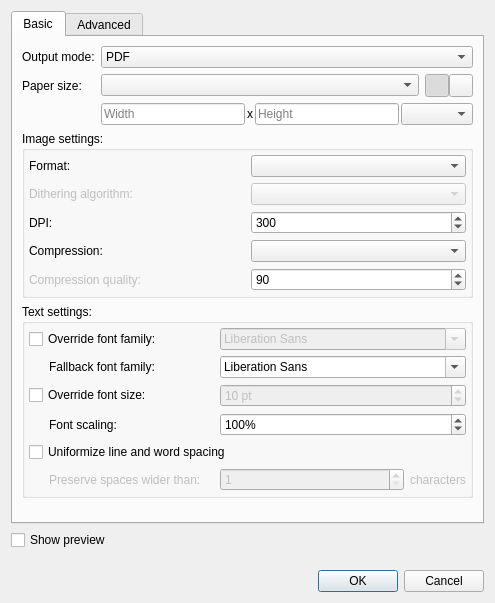
The window that qt/data/PdfExportDialog.ui (manisandro/gImageReader) describes before a commit, drawn with Qt 5.
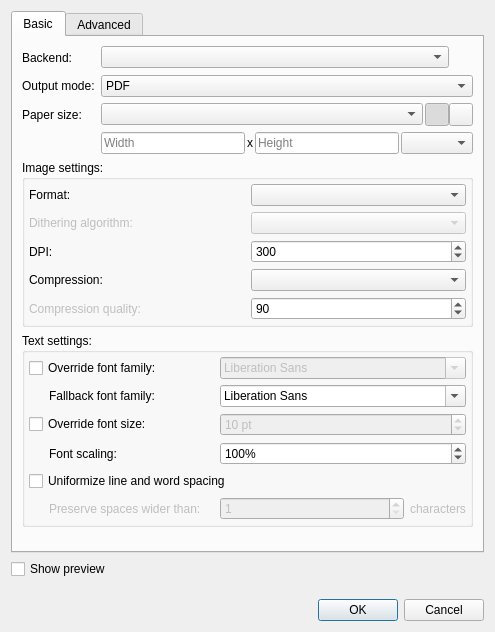
The same window after the commit. Icons and pictures are not drawn.

Commit message: [Qt] Add QPrinter PDF export backend as first solution to handle complex scripts

```diff
--- a/qt/data/PdfExportDialog.ui
+++ b/qt/data/PdfExportDialog.ui
@@ -7,7 +7,7 @@
     <x>0</x>
     <y>0</y>
     <width>495</width>
-    <height>603</height>
+    <height>632</height>
    </rect>
   </property>
   <property name="windowTitle">
@@ -57,7 +57,129 @@
        <string>Basic</string>
       </attribute>
       <layout class="QGridLayout" name="gridLayout_6">
-       <item row="0" column="1" colspan="2">
+       <item row="1" column="0">
+        <widget class="QLabel" name="labelOutputMode">
+         <property name="text">
+          <string>Output mode:</string>
+         </property>
+        </widget>
+       </item>
+       <item row="8" column="0">
+        <spacer name="verticalSpacer_3">
+         <property name="orientation">
+          <enum>Qt::Vertical</enum>
+         </property>
+         <property name="sizeHint" stdset="0">
+          <size>
+           <width>20</width>
+           <height>40</height>
+          </size>
+         </property>
+        </spacer>
+       </item>
+       <item row="0" column="0">
+        <widget class="QLabel" name="labelBackend">
+         <property name="text">
+          <string>Backend:</string>
+         </property>
+        </widget>
+       </item>
+       <item row="3" column="1">
+        <widget class="QWidget" name="widgetPaperSize_2" native="true">
+         <layout class="QHBoxLayout" name="horizontalLayout_4">
+          <property name="spacing">
+           <number>0</number>
+          </property>
+          <property name="leftMargin">
+           <number>0</number>
+          </property>
+          <property name="topMargin">
+           <number>0</number>
+          </property>
+          <property name="rightMargin">
+           <number>0</number>
+          </property>
+          <property name="bottomMargin">
+           <number>0</number>
+          </property>
+          <item>
+           <widget class="QComboBox" name="comboBoxPaperSize">
+            <property name="sizePolicy">
+             <sizepolicy hsizetype="Expanding" vsizetype="Fixed">
+              <horstretch>0</horstretch>
+              <verstretch>0</verstretch>
+             </sizepolicy>
+            </property>
+           </widget>
+          </item>
+          <item>
+           <widget class="QWidget" name="widgetPaperOrientation" native="true">
+            <property name="sizePolicy">
+             <sizepolicy hsizetype="Maximum" vsizetype="Preferred">
+              <horstretch>0</horstretch>
+              <verstretch>0</verstretch>
+             </sizepolicy>
+            </property>
+            <layout class="QHBoxLayout" name="horizontalLayout_2">
+             <property name="spacing">
+              <number>0</number>
+             </property>
+             <property name="leftMargin">
+              <number>2</number>
+             </property>
+             <property name="topMargin">
+              <number>0</number>
+             </property>
+             <property name="rightMargin">
+              <number>0</number>
+             </property>
+             <property name="bottomMargin">
+              <number>0</number>
+             </property>
+             <item>
+              <widget class="QToolButton" name="toolButtonPortrait">
+               <property name="toolTip">
+                <string>Portrait</string>
+               </property>
+               <property name="icon">
+                <iconset resource="gimagereader.qrc">
+                 <normaloff>:/icons/portrait</normaloff>:/icons/portrait</iconset>
+               </property>
+               <property name="checkable">
+                <bool>true</bool>
+               </property>
+               <property name="checked">
+                <bool>true</bool>
+               </property>
+               <property name="autoExclusive">
+                <bool>true</bool>
+               </property>
+              </widget>
+             </item>
+             <item>
+              <widget class="QToolButton" name="toolButtonLandscape">
+               <property name="toolTip">
+                <string>Landscape</string>
+               </property>
+               <property name="icon">
+                <iconset resource="gimagereader.qrc">
+                 <normaloff>:/icons/landscape</normaloff>:/icons/landscape</iconset>
+               </property>
+               <property name="checkable">
+                <bool>true</bool>
+               </property>
+               <property name="autoExclusive">
+                <bool>true</bool>
+               </property>
+              </widget>
+             </item>
+            </layout>
+           </widget>
+          </item>
+         </layout>
+        </widget>
+       </item>
+       <item row="1" column="1">
         <widget class="QComboBox" name="comboBoxOutputMode">
          <item>
           <property name="text">
@@ -71,14 +193,97 @@
          </item>
         </widget>
        </item>
-       <item row="0" column="0">
-        <widget class="QLabel" name="labelOutputMode">
+       <item row="3" column="0">
+        <widget class="QLabel" name="labelPaperSize">
          <property name="text">
-          <string>Output mode:</string>
+          <string>Paper size:</string>
          </property>
         </widget>
        </item>
-       <item row="3" column="0" colspan="3">
+       <item row="0" column="1">
+        <widget class="QWidget" name="widgetBackend" native="true">
+         <layout class="QHBoxLayout" name="horizontalLayout_3">
+          <property name="spacing">
+           <number>0</number>
+          </property>
+          <property name="leftMargin">
+           <number>0</number>
+          </property>
+          <property name="topMargin">
+           <number>0</number>
+          </property>
+          <property name="rightMargin">
+           <number>0</number>
+          </property>
+          <property name="bottomMargin">
+           <number>0</number>
+          </property>
+          <item>
+           <widget class="QComboBox" name="comboBoxBackend"/>
+          </item>
+          <item>
+           <widget class="QToolButton" name="toolButtonBackendHint">
+            <property name="icon">
+             <iconset theme="help-hint">
+              <normaloff>.</normaloff>.</iconset>
+            </property>
+            <property name="checkable">
+             <bool>false</bool>
+            </property>
+            <property name="autoRaise">
+             <bool>true</bool>
+            </property>
+           </widget>
+          </item>
+         </layout>
+        </widget>
+       </item>
+       <item row="5" column="1">
+        <widget class="QWidget" name="widgetPaperSize" native="true">
+         <layout class="QHBoxLayout" name="horizontalLayout">
+          <property name="spacing">
+           <number>2</number>
+          </property>
+          <property name="leftMargin">
+           <number>0</number>
+          </property>
+          <property name="topMargin">
+           <number>0</number>
+          </property>
+          <property name="rightMargin">
+           <number>0</number>
+          </property>
+          <property name="bottomMargin">
+           <number>0</number>
+          </property>
+          <item>
+           <widget class="QLineEdit" name="lineEditPaperHeight">
+            <property name="placeholderText">
+             <string>Width</string>
+            </property>
+           </widget>
+          </item>
+          <item>
+           <widget class="QLabel" name="labelX">
+            <property name="text">
+             <string notr="true">x</string>
+            </property>
+           </widget>
+          </item>
+          <item>
+           <widget class="QLineEdit" name="lineEditPaperWidth">
+            <property name="placeholderText">
+             <string>Height</string>
+            </property>
+           </widget>
+          </item>
+          <item>
+           <widget class="QComboBox" name="comboBoxPaperSizeUnit"/>
+          </item>
+         </layout>
+        </widget>
+       </item>
+       <item row="6" column="0" colspan="2">
         <widget class="QGroupBox" name="groupBoxImage">
          <property name="title">
           <string>Image settings:</string>
@@ -182,17 +387,7 @@
          </layout>
         </widget>
        </item>
-       <item row="1" column="1">
-        <widget class="QComboBox" name="comboBoxPaperSize">
-         <property name="sizePolicy">
-          <sizepolicy hsizetype="Expanding" vsizetype="Fixed">
-           <horstretch>0</horstretch>
-           <verstretch>0</verstretch>
-          </sizepolicy>
-         </property>
-        </widget>
-       </item>
-       <item row="4" column="0" colspan="3">
+       <item row="7" column="0" colspan="2">
         <widget class="QGroupBox" name="groupBoxText">
          <property name="title">
           <string>Text settings:</string>
@@ -356,135 +551,6 @@
          </layout>
         </widget>
        </item>
-       <item row="1" column="2">
-        <widget class="QWidget" name="widgetPaperOrientation" native="true">
-         <property name="sizePolicy">
-          <sizepolicy hsizetype="Maximum" vsizetype="Preferred">
-           <horstretch>0</horstretch>
-           <verstretch>0</verstretch>
-          </sizepolicy>
-         </property>
-         <layout class="QHBoxLayout" name="horizontalLayout_2">
-          <property name="spacing">
-           <number>0</number>
-          </property>
-          <property name="leftMargin">
-           <number>0</number>
-          </property>
-          <property name="topMargin">
-           <number>0</number>
-          </property>
-          <property name="rightMargin">
-           <number>0</number>
-          </property>
-          <property name="bottomMargin">
-           <number>0</number>
-          </property>
-          <item>
-           <widget class="QToolButton" name="toolButtonPortrait">
-            <property name="toolTip">
-             <string>Portrait</string>
-            </property>
-            <property name="icon">
-             <iconset resource="gimagereader.qrc">
-              <normaloff>:/icons/portrait</normaloff>:/icons/portrait</iconset>
-            </property>
-            <property name="checkable">
-             <bool>true</bool>
-            </property>
-            <property name="checked">
-             <bool>true</bool>
-            </property>
-            <property name="autoExclusive">
-             <bool>true</bool>
-            </property>
-           </widget>
-          </item>
-          <item>
-           <widget class="QToolButton" name="toolButtonLandscape">
-            <property name="toolTip">
-             <string>Landscape</string>
-            </property>
-            <property name="icon">
-             <iconset resource="gimagereader.qrc">
-              <normaloff>:/icons/landscape</normaloff>:/icons/landscape</iconset>
-            </property>
-            <property name="checkable">
-             <bool>true</bool>
-            </property>
-            <property name="autoExclusive">
-             <bool>true</bool>
-            </property>
-           </widget>
-          </item>
-         </layout>
-        </widget>
-       </item>
-       <item row="1" column="0">
-        <widget class="QLabel" name="labelPaperSize">
-         <property name="text">
-          <string>Paper size:</string>
-         </property>
-        </widget>
-       </item>
-       <item row="2" column="1" colspan="2">
-        <widget class="QWidget" name="widgetPaperSize" native="true">
-         <layout class="QHBoxLayout" name="horizontalLayout">
-          <property name="spacing">
-           <number>2</number>
-          </property>
-          <property name="leftMargin">
-           <number>0</number>
-          </property>
-          <property name="topMargin">
-           <number>0</number>
-          </property>
-          <property name="rightMargin">
-           <number>0</number>
-          </property>
-          <property name="bottomMargin">
-           <number>0</number>
-          </property>
-          <item>
-           <widget class="QLineEdit" name="lineEditPaperHeight">
-            <property name="placeholderText">
-             <string>Width</string>
-            </property>
-           </widget>
-          </item>
-          <item>
-           <widget class="QLabel" name="labelX">
-            <property name="text">
-             <string notr="true">x</string>
-            </property>
-           </widget>
-          </item>
-          <item>
-           <widget class="QLineEdit" name="lineEditPaperWidth">
-            <property name="placeholderText">
-             <string>Height</string>
-            </property>
-           </widget>
-          </item>
-          <item>
-           <widget class="QComboBox" name="comboBoxPaperSizeUnit"/>
-          </item>
-         </layout>
-        </widget>
-       </item>
-       <item row="5" column="0">
-        <spacer name="verticalSpacer_3">
-         <property name="orientation">
-          <enum>Qt::Vertical</enum>
-         </property>
-         <property name="sizeHint" stdset="0">
-          <size>
-           <width>20</width>
-           <height>40</height>
-          </size>
-         </property>
-        </spacer>
-       </item>
       </layout>
      </widget>
      <widget class="QWidget" name="tabAdvanced">
```
The commit also changes 2 other files.
